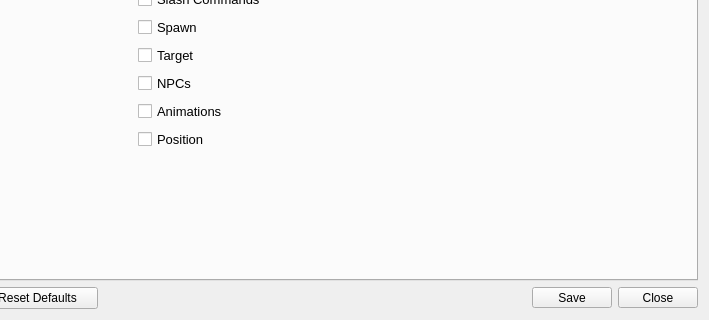
This is Projects/CoX/Utilities/SEGSAdmin/SettingsDialog.ui in Segs/Segs as Qt 5 draws it before an edit; both pictures show x 161 to 870 and y 142 to 462 of the 870 by 462 pixel window. The edited form follows.
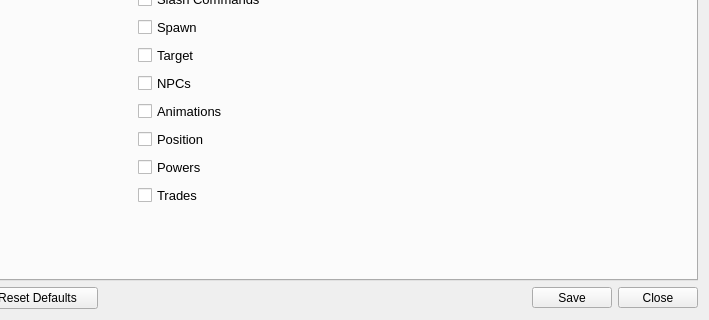
This is the edited form. The open tabs and pages were chosen to show the change. Icons and pictures are not drawn.

Commit message:
Add "logTrades/log.trades" logger.
Also add missing checkbox for "logPowers/log.powers" in admin gui.

```diff
--- a/Projects/CoX/Utilities/SEGSAdmin/SettingsDialog.ui
+++ b/Projects/CoX/Utilities/SEGSAdmin/SettingsDialog.ui
@@ -1088,6 +1088,30 @@
          </property>
         </widget>
        </item>
+       <item row="9" column="1" colspan="2">
+        <widget class="QCheckBox" name="log_powers">
+         <property name="font">
+          <font>
+           <pointsize>10</pointsize>
+          </font>
+         </property>
+         <property name="text">
+          <string>Powers</string>
+         </property>
+        </widget>
+       </item>
+       <item row="10" column="1" colspan="2">
+        <widget class="QCheckBox" name="log_trades">
+         <property name="font">
+          <font>
+           <pointsize>10</pointsize>
+          </font>
+         </property>
+         <property name="text">
+          <string>Trades</string>
+         </property>
+        </widget>
+       </item>
       </layout>
      </widget>
     </widget>
```
Left out of the diff: 2 changed lines with no effect on the pictures. The commit also changes 7 other files.
